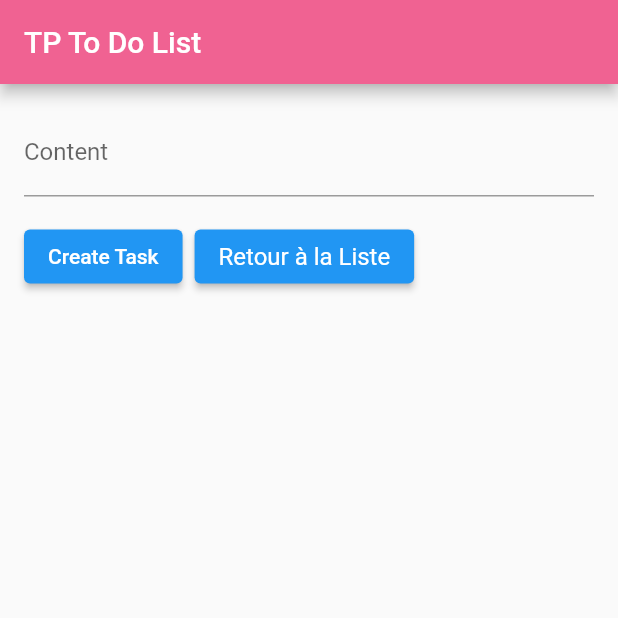
After one commit to Sharp888/FlutterTPs, a Flutter app: the TaskCreationPage screen opened by its route, after a tap on "Create Task", on a phone screen of 412 x 824 dp, the top half of it. The commit adds this screen. Run offline on Flutter 3.47's test engine with Material 2 defaults, Android fonts, the phone set to English and light mode, and no system bars; our stand-ins replace dio, faker, go_router.

Commit message:
last commit of the day 22/06

```diff
--- a/tp_todolist/lib/main.dart
+++ b/tp_todolist/lib/main.dart
@@ -1,6 +1,7 @@
 import 'package:flutter/material.dart';
 import 'package:go_router/go_router.dart';
 import 'package:provider/provider.dart';
+import 'package:tp_todolist/widgets/task_creation_form.dart';
 import 'package:tp_todolist/widgets/task_preview.dart';
 import 'package:tp_todolist/widgets/task_details.dart';
 import 'providers/task_provider.dart';
@@ -18,6 +19,11 @@ final _router = GoRouter(
               (state.pathParameters['taskProviderindex']).toString();
           return TaskDetailsCard(
               taskProviderindex: int.parse(routeTaskProviderindex));
+        }),
+    GoRoute(
+        path: '/taskcreation',
+        builder: (context, state) {
+          return TaskCreationPage();
         })
   ],
 );
@@ -58,14 +64,15 @@ class MyHomePage extends StatelessWidget {
           itemBuilder: (BuildContext context, int index) {
             return TaskPreviewCard(taskProviderindex: index);
           },
-              )),
-      // floatingActionButton: FloatingActionButton(
-      //   onPressed: () {
-      //     _incrementCounter();
-      //   },
-      //   tooltip: 'Increment',
-      //   child: const Icon(Icons.add),
-      // ),
+        ),
+      ),
+      floatingActionButton: FloatingActionButton(
+        onPressed: () {
+          GoRouter.of(context).go('/taskcreation');
+        },
+        tooltip: 'New Task',
+        child: const Icon(Icons.add),
+      ),
     );
   }
 }
--- /dev/null
+++ b/tp_todolist/lib/widgets/task_creation_form.dart
@@ -0,0 +1,68 @@
+import 'package:flutter/material.dart';
+import 'package:go_router/go_router.dart';
+import '../models/task.dart';
+
+class TaskCreationPage extends StatelessWidget {
+  final _formKey = GlobalKey<FormState>();
+  final Task _newTask = Task();
+
+  TaskCreationPage({super.key});
+
+  @override
+  Widget build(BuildContext context) {
+    return Scaffold(
+      appBar: AppBar(
+        backgroundColor: Colors.pink[300],
+        title: const Text('TP To Do List'),
+      ),
+      body: Container(
+        margin: const EdgeInsets.all(16.0), // Add desired margin
+        child: Form(
+          key: _formKey,
+          child: Column(
+            children: [
+              TextFormField(
+                decoration: const InputDecoration(labelText: 'Content'),
+                onSaved: (value) => _newTask.content = value,
+              ),
+              // TODO: ajouter plus de champs pour les autres attributs de Task
+              const SizedBox(height: 16),
+              Row(
+                children: [
+                  ElevatedButton(
+                    onPressed: () {
+                      if (_formKey.currentState!.validate()) {
+                        _formKey.currentState!.save();
+                        createNewTask(_newTask);
+                      }
+                    },
+                    child: const Text('Create Task'),
+                  ),
+                  const SizedBox(width: 8),
+                  ElevatedButton(
+                    onPressed: () {
+                      GoRouter.of(context).go('/');
+                    },
+                    style: ElevatedButton.styleFrom(
+                      backgroundColor: Colors.blue,
+                      textStyle: const TextStyle(
+                        fontSize: 16,
+                      ),
+                      padding: const EdgeInsets.symmetric(
+                          horizontal: 16, vertical: 8),
+                    ),
+                    child: const Text('Retour à la Liste'),
+                  ),
+                ],
+              ),
+            ],
+          ),
+        ),
+      ),
+    );
+  }
+
+  void createNewTask(Task task) {
+    //TODO
+  }
+}
```
Also changed, not shown: tp_todolist/lib/widgets/task_master.dart (deleted, +0 -26 lines). Lines whose indentation alone changed are shown as unchanged.
